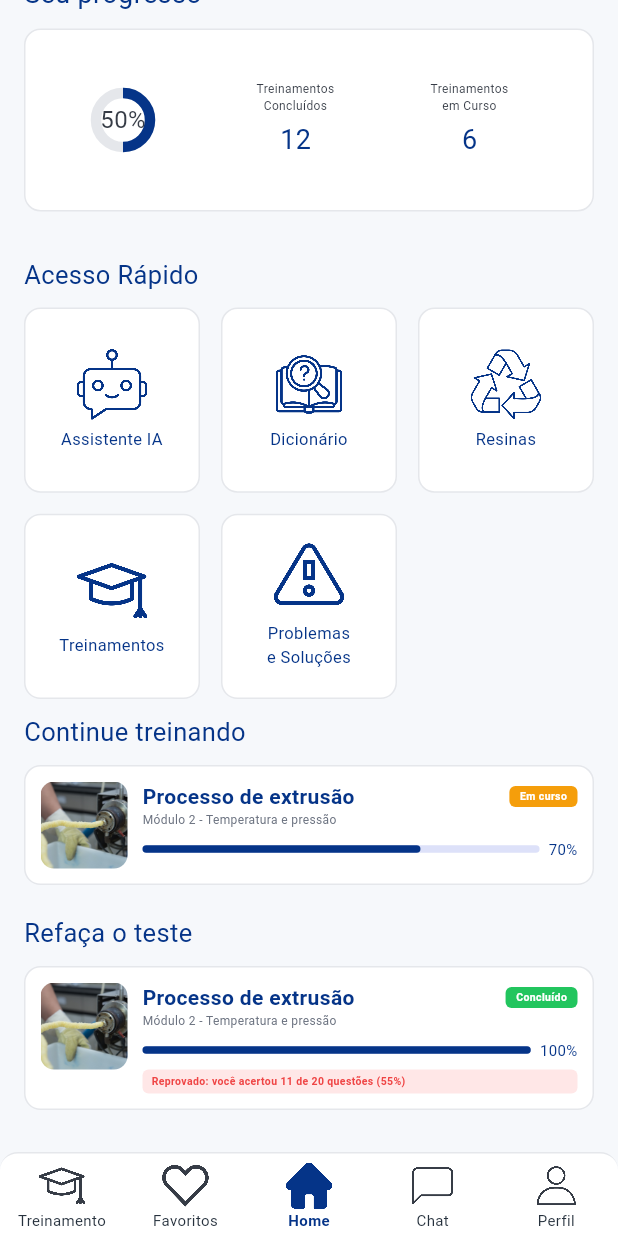
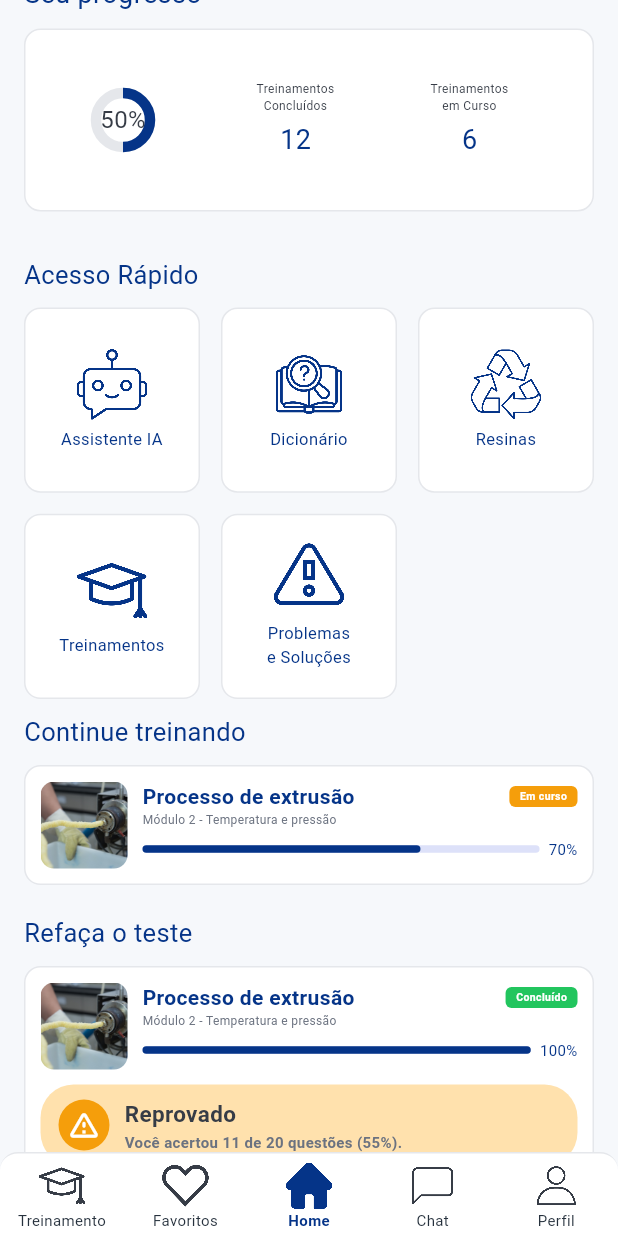
Before and after one commit to ICorturato/PEXT---TG, a Flutter app: the AppShell screen opened directly with empty values, item 3 of the bottom bar chosen, scrolled down 93 dp, on a phone screen of 412 x 824 dp. Run offline on Flutter 3.47's test engine with Material 3 defaults, Android fonts, the phone set to English and light mode, and no system bars; Roboto replaces fonts that are missing (Arial).

Commit message:
Style failed training result notice

```diff
--- a/lib/main.dart
+++ b/lib/main.dart
@@ -413,38 +413,39 @@ class TrainingCard extends StatelessWidget {
       margin: const EdgeInsets.only(bottom: 10),
       padding: const EdgeInsets.all(10),
       decoration: card(),
-      child: Row(crossAxisAlignment: CrossAxisAlignment.start, children: [
-        ClipRRect(
-            borderRadius: BorderRadius.circular(9),
-            child: Image.asset('images/training_extrusion.png', width: 58, height: 58, fit: BoxFit.cover)),
+      child: Column(children: [
+        Row(crossAxisAlignment: CrossAxisAlignment.start, children: [
+          ClipRRect(borderRadius: BorderRadius.circular(9), child: Image.asset('images/training_extrusion.png', width: 58, height: 58, fit: BoxFit.cover)),
           const SizedBox(width: 10),
-        Expanded(
-            child: Column(crossAxisAlignment: CrossAxisAlignment.start, children: [
-          Row(children: [
-            const Expanded(
-                child: Text('Processo de extrusão', style: TextStyle(color: _blue, fontWeight: FontWeight.bold))),
-            StatusPill(
-                inProgress ? 'Em curso' : 'Concluído', inProgress ? const Color(0xFFF59E0B) : const Color(0xFF22C55E))
-          ]),
+          Expanded(child: Column(crossAxisAlignment: CrossAxisAlignment.start, children: [
+            Row(children: [const Expanded(child: Text('Processo de extrusão', style: TextStyle(color: _blue, fontWeight: FontWeight.bold))), StatusPill(inProgress ? 'Em curso' : 'Concluído', inProgress ? const Color(0xFFF59E0B) : const Color(0xFF22C55E))]),
             const Text('Módulo 2 - Temperatura e pressão', style: TextStyle(fontSize: 8, color: Color(0xFF6B7280))),
             const SizedBox(height: 7),
-          Row(children: [
-            Expanded(
-                child: LinearProgressIndicator(
-                    value: inProgress ? .7 : 1, color: _blue, minHeight: 5, borderRadius: BorderRadius.circular(4))),
-            const SizedBox(width: 6),
-            Text(inProgress ? '70%' : '100%', style: const TextStyle(color: _blue, fontSize: 10))
+            Row(children: [Expanded(child: LinearProgressIndicator(value: inProgress ? .7 : 1, color: _blue, minHeight: 5, borderRadius: BorderRadius.circular(4))), const SizedBox(width: 6), Text(inProgress ? '70%' : '100%', style: const TextStyle(color: _blue, fontSize: 10))]),
+          ])),
         ]),
         if (!inProgress) ...[
-            const SizedBox(height: 6),
-            Container(
+          const SizedBox(height: 10),
+          const _FailedTrainingNotice(),
+        ],
+      ]));
+}
+
+class _FailedTrainingNotice extends StatelessWidget {
+  const _FailedTrainingNotice();
+  @override
+  Widget build(BuildContext context) => Container(
       width: double.infinity,
-                padding: const EdgeInsets.symmetric(horizontal: 6, vertical: 3),
-                decoration: BoxDecoration(color: const Color(0xFFFFE7E7), borderRadius: BorderRadius.circular(4)),
-                child: const Text('Reprovado: você acertou 11 de 20 questões (55%)',
-                    style: TextStyle(color: Color(0xFFEF4444), fontSize: 7, fontWeight: FontWeight.w600)))
-          ]
-        ]))
+      padding: const EdgeInsets.symmetric(horizontal: 12, vertical: 9),
+      decoration: BoxDecoration(color: const Color(0xFFFFE1AD), borderRadius: BorderRadius.circular(22)),
+      child: const Row(children: [
+        CircleAvatar(radius: 17, backgroundColor: Color(0xFFF59E0B), child: Icon(Icons.warning_amber_rounded, size: 23, color: Colors.white)),
+        SizedBox(width: 10),
+        Expanded(child: Column(crossAxisAlignment: CrossAxisAlignment.start, children: [
+          Text('Reprovado', style: TextStyle(color: Color(0xFF363C46), fontSize: 15, fontWeight: FontWeight.bold)),
+          SizedBox(height: 1),
+          Text('Você acertou 11 de 20 questões (55%).', style: TextStyle(color: Color(0xFF6B7280), fontSize: 10, fontWeight: FontWeight.w600)),
+        ])),
       ]));
 }
 
```
Lines whose indentation alone changed are shown as unchanged.
